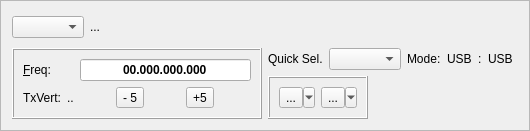
The window that mqt/MqtLogger/rigcontrolframe.ui (zsteva/backup-minos2) describes before a commit, drawn with Qt 5.
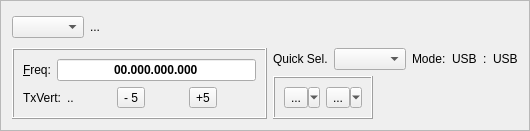
The same window after the commit. Custom widgets are drawn as their Qt base class.

Commit message: Rearrange the layouts

Patch:
```diff
--- a/mqt/MqtLogger/rigcontrolframe.ui
+++ b/mqt/MqtLogger/rigcontrolframe.ui
@@ -19,7 +19,7 @@
   <property name="frameShadow">
    <enum>QFrame::Raised</enum>
   </property>
-  <layout class="QVBoxLayout" name="verticalLayout_5">
+  <layout class="QVBoxLayout" name="verticalLayout_2">
    <item>
     <layout class="QHBoxLayout" name="horizontalLayout_8">
      <item>
@@ -51,7 +51,7 @@
     </layout>
    </item>
    <item>
-    <layout class="QHBoxLayout" name="horizontalLayout_5">
+    <layout class="QHBoxLayout" name="horizontalLayout_11">
      <item>
       <widget class="QFrame" name="frame">
        <property name="frameShape">
@@ -60,12 +60,10 @@
        <property name="frameShadow">
         <enum>QFrame::Raised</enum>
        </property>
-       <layout class="QVBoxLayout" name="verticalLayout_4">
-        <item>
-         <layout class="QHBoxLayout" name="horizontalLayout_7">
-          <item>
            <layout class="QVBoxLayout" name="verticalLayout">
             <item>
+         <layout class="QHBoxLayout" name="horizontalLayout_5">
+          <item>
              <widget class="QLabel" name="label">
               <property name="text">
                <string>&amp;Freq:</string>
@@ -76,28 +74,6 @@
              </widget>
             </item>
             <item>
-             <layout class="QHBoxLayout" name="horizontalLayout_10">
-              <item>
-               <widget class="QLabel" name="TxVertLabel">
-                <property name="text">
-                 <string>TxVert:</string>
-                </property>
-               </widget>
-              </item>
-              <item>
-               <widget class="QLabel" name="txvertStat">
-                <property name="text">
-                 <string>..</string>
-                </property>
-               </widget>
-              </item>
-             </layout>
-            </item>
-           </layout>
-          </item>
-          <item>
-           <layout class="QVBoxLayout" name="verticalLayout_2">
-            <item>
              <widget class="FreqLineEdit" name="freqInput">
               <property name="font">
                <font>
@@ -119,6 +95,41 @@
               </property>
              </widget>
             </item>
+         </layout>
+        </item>
+        <item>
+         <layout class="QHBoxLayout" name="horizontalLayout_7">
+          <item>
+           <layout class="QHBoxLayout" name="horizontalLayout_10">
+            <item>
+             <widget class="QLabel" name="TxVertLabel">
+              <property name="text">
+               <string>TxVert:</string>
+              </property>
+             </widget>
+            </item>
+            <item>
+             <widget class="QLabel" name="txvertStat">
+              <property name="text">
+               <string>..</string>
+              </property>
+             </widget>
+            </item>
+           </layout>
+          </item>
+          <item>
+           <spacer name="horizontalSpacer_6">
+            <property name="orientation">
+             <enum>Qt::Horizontal</enum>
+            </property>
+            <property name="sizeHint" stdset="0">
+             <size>
+              <width>40</width>
+              <height>20</height>
+             </size>
+            </property>
+           </spacer>
+          </item>
             <item>
              <layout class="QHBoxLayout" name="horizontalLayout_3">
               <item>
@@ -131,6 +142,19 @@
                 </property>
                </widget>
               </item>
+            <item>
+             <spacer name="horizontalSpacer_5">
+              <property name="orientation">
+               <enum>Qt::Horizontal</enum>
+              </property>
+              <property name="sizeHint" stdset="0">
+               <size>
+                <width>40</width>
+                <height>20</height>
+               </size>
+              </property>
+             </spacer>
+            </item>
               <item>
                <widget class="QToolButton" name="freqUp">
                 <property name="focusPolicy">
@@ -141,7 +165,18 @@
                 </property>
                </widget>
               </item>
-             </layout>
+            <item>
+             <spacer name="horizontalSpacer_4">
+              <property name="orientation">
+               <enum>Qt::Horizontal</enum>
+              </property>
+              <property name="sizeHint" stdset="0">
+               <size>
+                <width>40</width>
+                <height>20</height>
+               </size>
+              </property>
+             </spacer>
             </item>
            </layout>
           </item>
@@ -266,8 +301,8 @@
            </property>
            <property name="sizeHint" stdset="0">
             <size>
-             <width>0</width>
-             <height>0</height>
+             <width>13</width>
+             <height>13</height>
             </size>
            </property>
           </spacer>
```
Lines whose indentation alone changed are shown as unchanged.
